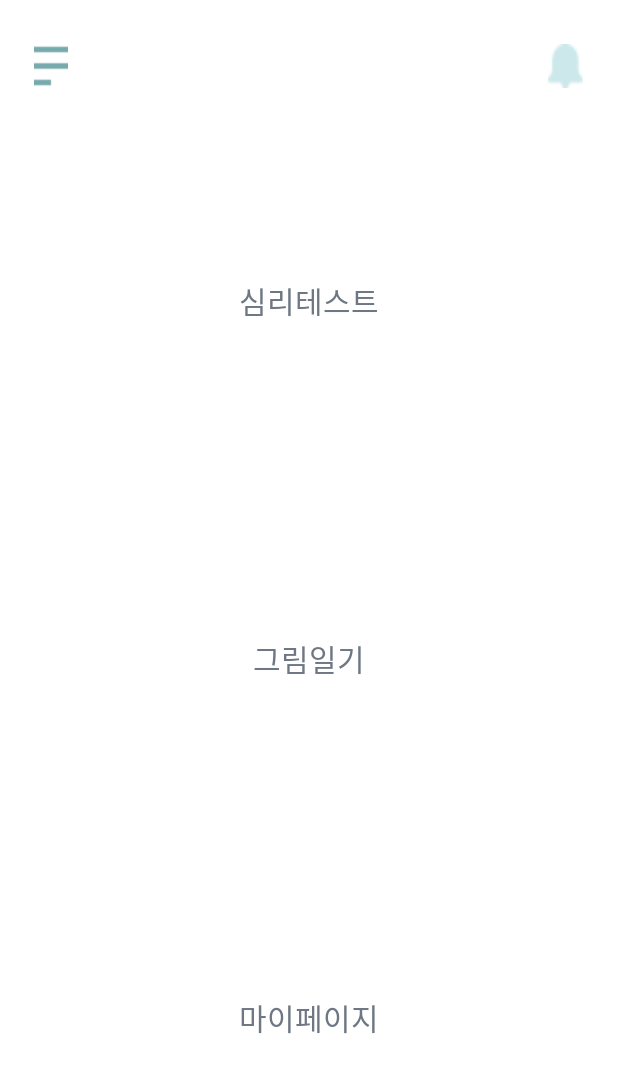
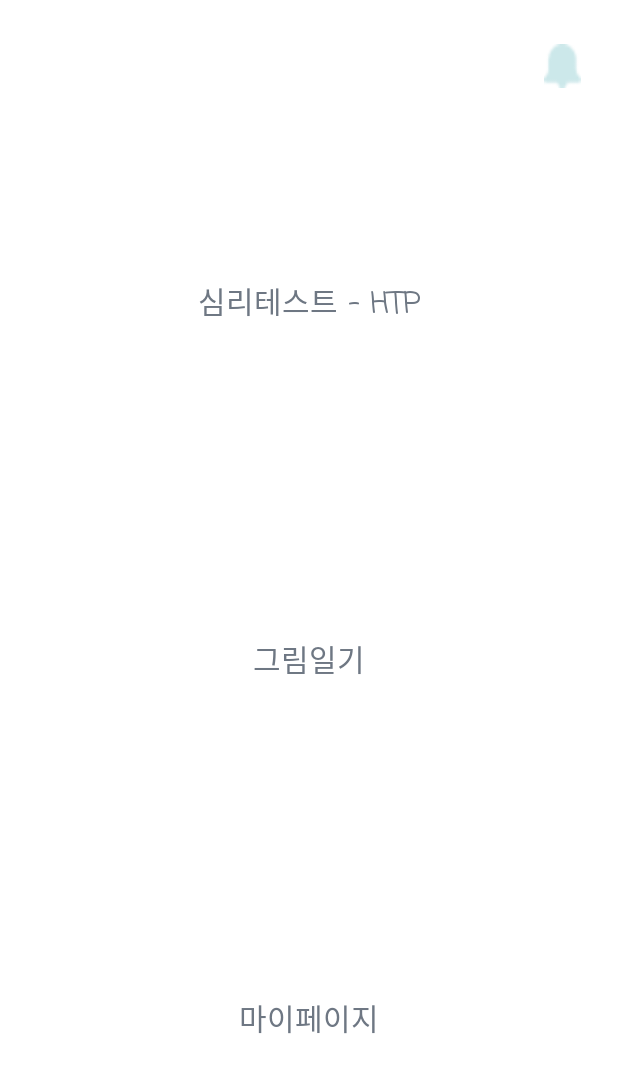
Before and after one commit to whfwkr2020/Psychological-Projective-Drawings-analysis-app, an Android app: the screen it shows after launch once a user with an empty profile is signed in (MainActivity), on a phone screen of 412 x 824 dp. Shown: the top 1073 px of the screen. Run offline under Robolectric (Android 15) with nearby library versions, the phone set to English and light mode, and no system bars; our stand-ins replace Firebase (no records; nobody signed in at launch, a user with empty details on screens opened directly).

Commit message:
Deleted unused buttons and pages

```diff
--- a/SP_SeniorProject/app/src/main/java/com/example/sp_seniorproject/HTP.java
+++ b/SP_SeniorProject/app/src/main/java/com/example/sp_seniorproject/HTP.java
@@ -86,7 +86,7 @@ public class HTP extends AppCompatActivity {
         back.setOnClickListener(new View.OnClickListener() {
             @Override
             public void onClick(View v) {
-                Intent intent1 = new Intent(v.getContext(), Test.class);
+                Intent intent1 = new Intent(v.getContext(), MainActivity.class);
                 startActivity(intent1);
             }
         });
--- a/SP_SeniorProject/app/src/main/java/com/example/sp_seniorproject/MainActivity.java
+++ b/SP_SeniorProject/app/src/main/java/com/example/sp_seniorproject/MainActivity.java
@@ -13,7 +13,7 @@ import android.widget.Toast;
 
 public class MainActivity extends AppCompatActivity {
 
-    Button menumenu, alert, test, journal, mypage;
+    Button alert, test, journal, mypage;
     Button mapBtn;
 
     @Override
@@ -21,17 +21,11 @@ public class MainActivity extends AppCompatActivity {
         super.onCreate(savedInstanceState);
         setContentView(R.layout.activity_main);
 
-        menumenu = findViewById(R.id.menu);
         alert = findViewById(R.id.alert);
         test = findViewById(R.id.test);
         journal = findViewById(R.id.journal);
         mypage = findViewById(R.id.mypage);
 
-        menumenu.setOnClickListener(new View.OnClickListener() {
-            @Override
-            public void onClick(View v) {
-            }
-        }); //메뉴 버튼 선택시
 
         alert.setOnClickListener(new View.OnClickListener() {
             @Override
@@ -64,7 +58,7 @@ public class MainActivity extends AppCompatActivity {
         test.setOnClickListener(new View.OnClickListener() {
             @Override
             public void onClick(View v) {
-                Intent intent1 = new Intent(v.getContext(), Test.class);
+                Intent intent1 = new Intent(v.getContext(), HTP.class);
                 startActivity(intent1);
                 overridePendingTransition(0, 0);
             }
--- a/SP_SeniorProject/app/src/main/res/layout/activity_main.xml
+++ b/SP_SeniorProject/app/src/main/res/layout/activity_main.xml
@@ -25,14 +25,6 @@
             android:layout_weight="23"
             android:layout_height="match_parent"
             />
-
-        <Button
-            android:id="@+id/menu"
-            android:layout_width="0dp"
-            android:layout_weight="23"
-            android:layout_height="match_parent"
-            android:background="@drawable/menu"
-            android:gravity="left" />
 
         <TextView
             android:layout_width="0dp"
@@ -69,7 +61,7 @@
             android:background="#00ff0000"
             android:fontFamily="casual"
             android:gravity="center"
-            android:text="심리테스트"
+            android:text="심리테스트 - HTP"
             android:textColor="@color/textColor"
             android:textSize="20dp"
             android:visibility="visible" />
```
Also changed, not shown: SP_SeniorProject/app/src/main/java/com/example/sp_seniorproject/MyPage.java (+7 -20 lines), SP_SeniorProject/app/src/main/res/layout/mypage_layout.xml (+0 -13 lines), SP_SeniorProject/app/src/main/res/drawable-v24/drawing.png, SP_SeniorProject/app/src/main/res/drawable-v24/test.png.
